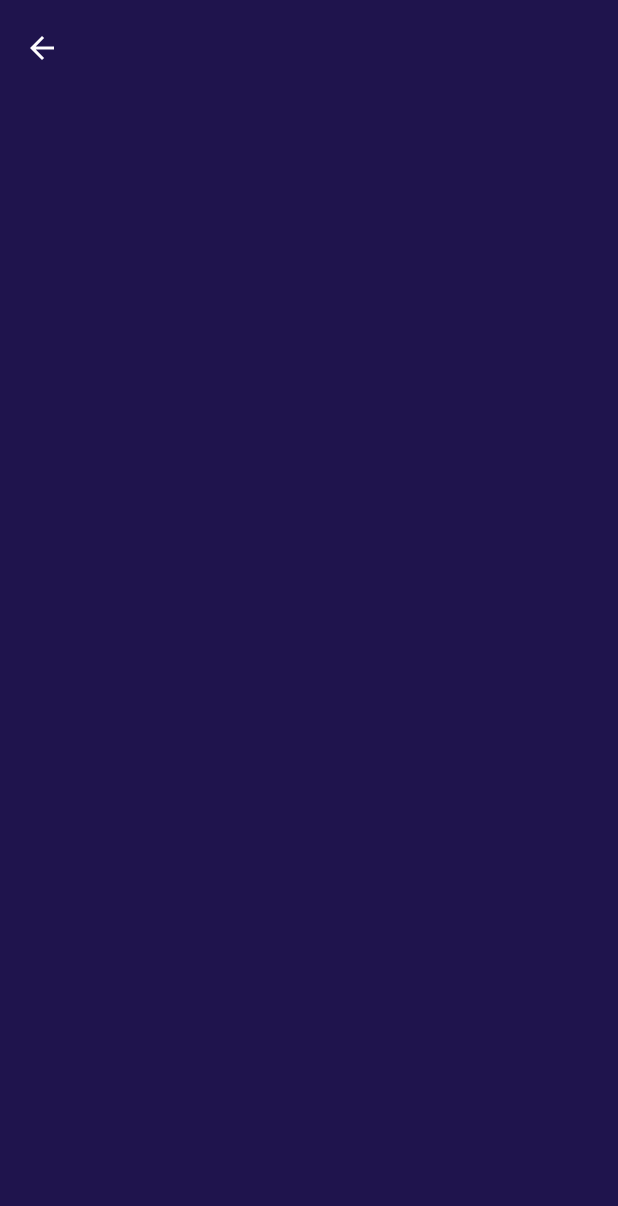
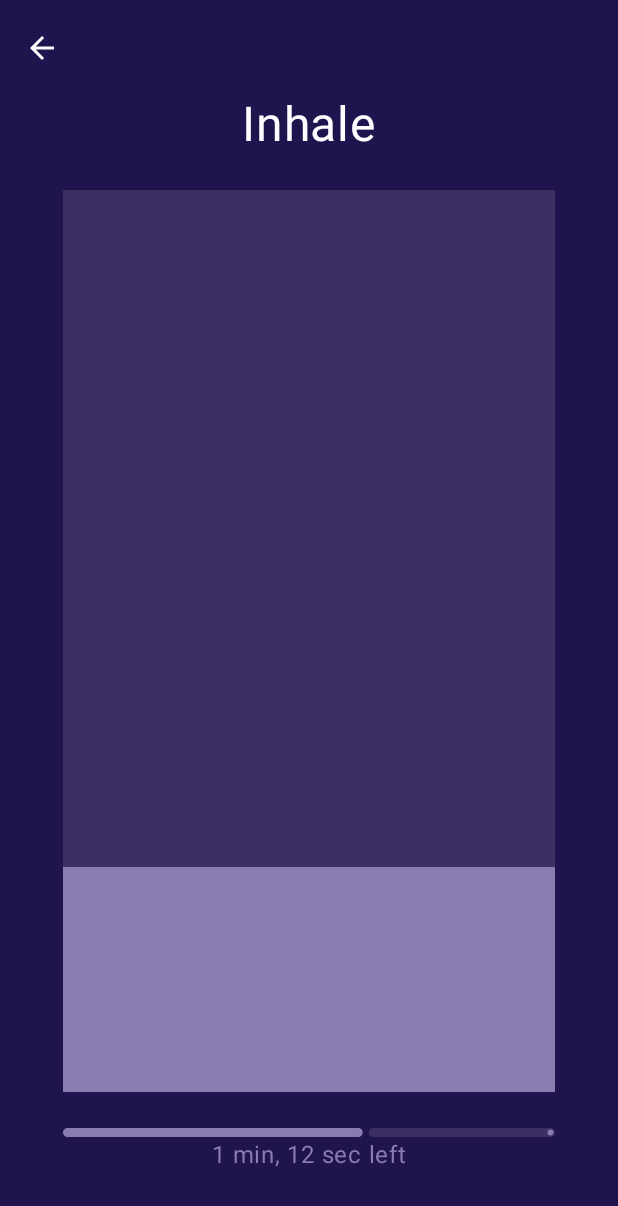
Before and after one commit to Wojw99/breath-taker, an Android app built with Jetpack Compose: the BreathScreen screen opened through its navigation route, on a phone screen of 412 x 824 dp. Before the commit the part shown is almost empty. Shown: the top 1206 px of the screen. Run offline under Robolectric (Android 15) with nearby library versions, the phone set to English and light mode, and no system bars.

Commit message:
Breath UI + NavigationHandler provided by DI instead of NavigationHelper object + main screen UI fix

```diff
--- a/BreathTaker/app/src/main/java/com/example/breathtaker/di/AppModule.kt
+++ b/BreathTaker/app/src/main/java/com/example/breathtaker/di/AppModule.kt
@@ -15,6 +15,7 @@ import com.example.breathtaker.domain.repository.BreathRepository
 import com.example.breathtaker.domain.repository.SettingsRepository
 import com.example.breathtaker.domain.use_case.get_article_details.GetArticleDetailsUseCase
 import com.example.breathtaker.domain.use_case.get_articles.GetArticlesUseCase
+import com.example.breathtaker.presentation.NavigationHandler
 import retrofit2.Retrofit
 import retrofit2.converter.gson.GsonConverterFactory
 
@@ -25,6 +26,7 @@ interface AppModule {
     val getArticlesUseCase: GetArticlesUseCase
     val getArticleDetailsUseCase: GetArticleDetailsUseCase
     val savedStateHandle: SavedStateHandle
+    val navigationHandler: NavigationHandler
     val appResources: Resources
     val sharedPreferences: SharedPreferences
     val settingsRepository: SettingsRepository
@@ -72,4 +74,8 @@ class AppModuleImpl(
     override val appResources: Resources by lazy {
         appContext.resources
     }
+
+    override val navigationHandler: NavigationHandler by lazy {
+        NavigationHandler(savedStateHandle)
+    }
 }
--- a/BreathTaker/app/src/main/java/com/example/breathtaker/presentation/article/ArticleDetailsScreen.kt
+++ b/BreathTaker/app/src/main/java/com/example/breathtaker/presentation/article/ArticleDetailsScreen.kt
@@ -28,8 +28,6 @@ import com.example.breathtaker.BreathTakerApp
 import com.example.breathtaker.R
 import com.example.breathtaker.common.IconTagMapper
 import com.example.breathtaker.presentation.CommonValues
-import com.example.breathtaker.presentation.NavigationHelpers
-import com.example.breathtaker.presentation.main.components.ArticleListItem
 import com.example.breathtaker.presentation.shared_components.CustomTopAppBar
 import com.example.breathtaker.presentation.ui.theme.Colors
 import com.example.breathtaker.presentation.viewModelFactory
--- a/BreathTaker/app/src/main/java/com/example/breathtaker/presentation/article/ArticleDetailsViewModel.kt
+++ b/BreathTaker/app/src/main/java/com/example/breathtaker/presentation/article/ArticleDetailsViewModel.kt
@@ -4,11 +4,11 @@ import androidx.compose.runtime.State
 import androidx.compose.runtime.mutableStateOf
 import androidx.lifecycle.ViewModel
 import androidx.lifecycle.viewModelScope
+import com.example.breathtaker.BreathTakerApp
 import com.example.breathtaker.common.Constants
 import com.example.breathtaker.common.ErrorHelper
 import com.example.breathtaker.common.Resource
 import com.example.breathtaker.domain.use_case.get_article_details.GetArticleDetailsUseCase
-import com.example.breathtaker.presentation.NavigationHelpers
 import kotlinx.coroutines.flow.launchIn
 import kotlinx.coroutines.flow.onEach
 
@@ -19,7 +19,8 @@ class ArticleDetailsViewModel(
     val state: State<ArticleDetailsState> = _state
 
     init {
-        NavigationHelpers.readArticleIdFromSavedState()?.let { articleId ->
+        val navHandler = BreathTakerApp.appModule.navigationHandler
+        navHandler.readArticleIdFromSavedState()?.let { articleId ->
             getArticle(articleId)
         } ?: {
             _state.value = ArticleDetailsState(error = ErrorHelper.unexpectedAppErrorOccurred)
--- a/BreathTaker/app/src/main/java/com/example/breathtaker/presentation/breath/BreathScreen.kt
+++ b/BreathTaker/app/src/main/java/com/example/breathtaker/presentation/breath/BreathScreen.kt
@@ -2,7 +2,9 @@ package com.example.breathtaker.presentation.breath
 
 import androidx.compose.foundation.background
 import androidx.compose.foundation.clickable
+import androidx.compose.foundation.layout.Arrangement
 import androidx.compose.foundation.layout.Box
+import androidx.compose.foundation.layout.Column
 import androidx.compose.foundation.layout.Row
 import androidx.compose.foundation.layout.Spacer
 import androidx.compose.foundation.layout.fillMaxSize
@@ -14,6 +16,7 @@ import androidx.compose.foundation.layout.width
 import androidx.compose.foundation.lazy.LazyColumn
 import androidx.compose.foundation.lazy.items
 import androidx.compose.foundation.shape.RoundedCornerShape
+import androidx.compose.material3.LinearProgressIndicator
 import androidx.compose.material3.Scaffold
 import androidx.compose.material3.Text
 import androidx.compose.runtime.Composable
@@ -22,12 +25,11 @@ import androidx.compose.ui.Modifier
 import androidx.compose.ui.draw.clip
 import androidx.compose.ui.res.stringResource
 import androidx.compose.ui.unit.dp
+import androidx.compose.ui.unit.sp
 import androidx.lifecycle.viewmodel.compose.viewModel
 import androidx.navigation.NavController
 import com.example.breathtaker.R
 import com.example.breathtaker.presentation.CommonValues
-import com.example.breathtaker.presentation.NavigationHelpers
-import com.example.breathtaker.presentation.mood.MoodViewModel
 import com.example.breathtaker.presentation.shared_components.CustomTopAppBar
 import com.example.breathtaker.presentation.ui.theme.Colors
 import com.example.breathtaker.presentation.viewModelFactory
@@ -58,7 +60,57 @@ fun BreathScreen(
                 .fillMaxSize()
                 .padding(paddingValues)
         ) {
+            val screenPadding = 42.dp
+            Column(
+                horizontalAlignment = Alignment.CenterHorizontally,
+                verticalArrangement = Arrangement.Center,
+                modifier = Modifier
+                    .fillMaxSize()
+                    .padding(horizontal = screenPadding)
+            ) {
+                val space = 24.dp
 
+                // * * * * PHASE TEXT * * * *
+                Text(
+                    color = Colors.LightColor,
+                    fontSize = 32.sp,
+                    text = stringResource(id = R.string.inhale)
+                )
+                Spacer(modifier = Modifier.height(space))
+
+                // * * * * PHASE PROGRESS * * * *
+                Box(
+                    modifier = Modifier
+                        .weight(1f)
+                        .background(Colors.MainColor)
+                ) {
+                    Box(
+                        modifier = Modifier
+                            .fillMaxWidth()
+                            .align(Alignment.BottomCenter)
+                            .height(150.dp)
+                            .background(Colors.MainLighterColor)
+                    )
+                }
+                Spacer(modifier = Modifier.height(space))
+
+                // * * * * EXERCISE PROGRESS * * * *
+                LinearProgressIndicator(
+                    progress = 0.6f,
+                    color = Colors.MainLighterColor,
+                    trackColor = Colors.MainColor,
+                    modifier = Modifier
+                        .fillMaxWidth()
+                        .height(6.dp)
+                )
+                Text(
+                    fontSize = CommonValues.buttonSubtextFontSize,
+                    color = Colors.MainLighterColor,
+                    text = "1 min, 12 sec left"
+                )
+
+                Spacer(modifier = Modifier.height(screenPadding))
+            }
         }
     }
 }
--- a/BreathTaker/app/src/main/java/com/example/breathtaker/presentation/main/MainScreen.kt
+++ b/BreathTaker/app/src/main/java/com/example/breathtaker/presentation/main/MainScreen.kt
@@ -34,7 +34,6 @@ import com.example.breathtaker.common.Constants
 import com.example.breathtaker.R
 import com.example.breathtaker.presentation.Screen
 import com.example.breathtaker.presentation.CommonValues
-import com.example.breathtaker.presentation.NavigationHelpers
 import com.example.breathtaker.presentation.main.components.ArticleListItem
 import com.example.breathtaker.presentation.shared_components.CustomTopAppBar
 import com.example.breathtaker.presentation.ui.theme.Colors
@@ -143,17 +142,20 @@ fun ArticleList(
     state: MainState,
     navController: NavController
 ) {
+    if(!state.isLoading && state.error.isBlank()) {
         LazyColumn(modifier = Modifier.fillMaxSize()) {
             items(state.articles) { article ->
                 ArticleListItem(
                     articleLimited = article,
                     onItemClick = {
-                    NavigationHelpers.navigateToArticleWithId(
+                        val navHandler = BreathTakerApp.appModule.navigationHandler
+                        navHandler.navigateToArticleWithId(
                             navController,
                             it.id.toString()
                         )
                     }
                 )
+            }
         }
     }
     if (state.error.isNotBlank()) {
--- a/BreathTaker/app/src/main/java/com/example/breathtaker/presentation/mood/MoodScreen.kt
+++ b/BreathTaker/app/src/main/java/com/example/breathtaker/presentation/mood/MoodScreen.kt
@@ -27,10 +27,7 @@ import androidx.lifecycle.viewmodel.compose.viewModel
 import androidx.navigation.NavController
 import com.example.breathtaker.BreathTakerApp
 import com.example.breathtaker.R
-import com.example.breathtaker.common.Constants
 import com.example.breathtaker.presentation.CommonValues
-import com.example.breathtaker.presentation.NavigationHelpers
-import com.example.breathtaker.presentation.article.ArticleDetailsViewModel
 import com.example.breathtaker.presentation.shared_components.CustomTopAppBar
 import com.example.breathtaker.presentation.ui.theme.Colors
 import com.example.breathtaker.presentation.viewModelFactory
@@ -84,7 +81,8 @@ fun MoodScreen(
                             .background(color = Colors.MainColor)
                             .clickable {
                                 viewModel.saveMoodRate(moodRate.rate)
-                                NavigationHelpers.navigateToBreathWithRate(
+                                val navHandler = BreathTakerApp.appModule.navigationHandler
+                                navHandler.navigateToBreathWithRate(
                                     navController = navController,
                                     rate = moodRate.rate
                                 )
--- a/BreathTaker/app/src/main/res/values/strings.xml
+++ b/BreathTaker/app/src/main/res/values/strings.xml
@@ -17,4 +17,8 @@
 
     <string name="breathButtonText">Take a breath</string>
     <string name="breathButtonSubtext">1 to 5 min</string>
+
+    <string name="inhale">Inhale</string>
+    <string name="exhale">Exhale</string>
+    <string name="wait">Wait</string>
 </resources>
```
Also changed, not shown: BreathTaker/app/src/main/java/com/example/breathtaker/presentation/NavigationHandler.kt (renamed from BreathTaker/app/src/main/java/com/example/breathtaker/presentation/NavigationHelpers.kt, +6 -6 lines). Lines whose indentation alone changed are shown as unchanged.
